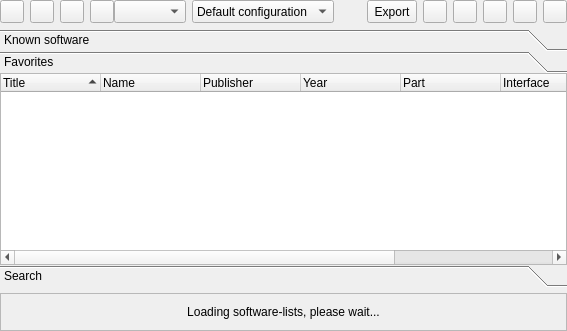
This is softwarelist.ui in qmc2/qmc2-mame-fe as Qt 5 draws it before an edit. The edited form follows.
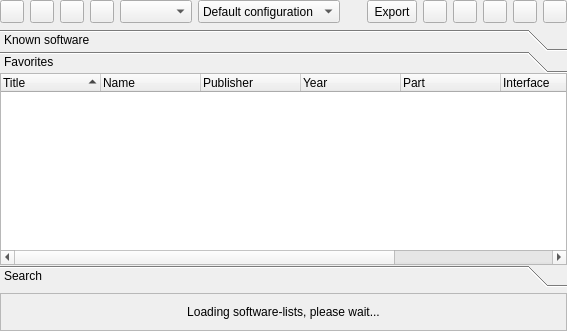
This is the edited form. The open tabs and pages were chosen to show the change. Icons and pictures are not drawn.

Commit message: imp: minor layout improvements

```diff
--- a/softwarelist.ui
+++ b/softwarelist.ui
@@ -90,11 +90,6 @@
       </widget>
      </item>
      <item>
-      <layout class="QHBoxLayout" name="horizontalLayout2">
-       <property name="spacing">
-        <number>0</number>
-       </property>
-       <item>
         <widget class="QToolButton" name="toolButtonToggleSnapnameAdjustment">
          <property name="sizePolicy">
           <sizepolicy hsizetype="Fixed" vsizetype="Minimum">
@@ -133,8 +128,6 @@
          </property>
         </widget>
        </item>
-      </layout>
-     </item>
      <item>
       <widget class="QComboBox" name="comboBoxDeviceConfiguration">
        <property name="sizePolicy">
@@ -163,8 +156,8 @@
        </property>
        <property name="sizeHint" stdset="0">
         <size>
-         <width>0</width>
-         <height>0</height>
+         <width>13</width>
+         <height>13</height>
         </size>
        </property>
       </spacer>
```
Left out of the diff: 8 changed lines with no effect on the pictures. Lines whose indentation alone changed are shown as unchanged.
